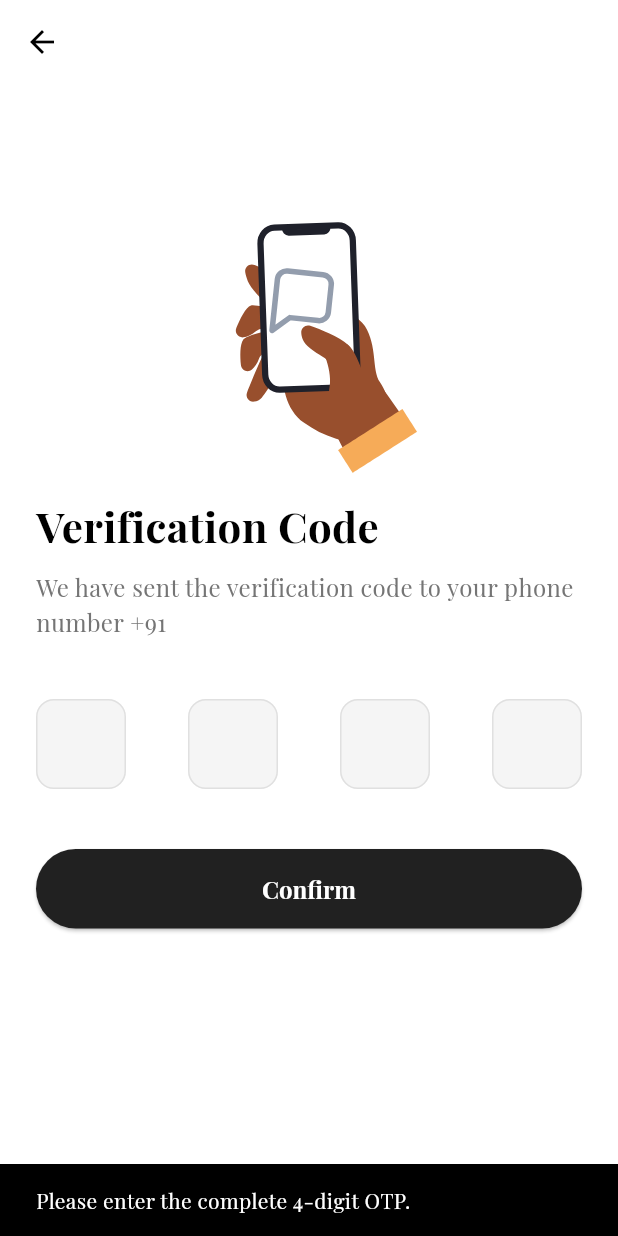
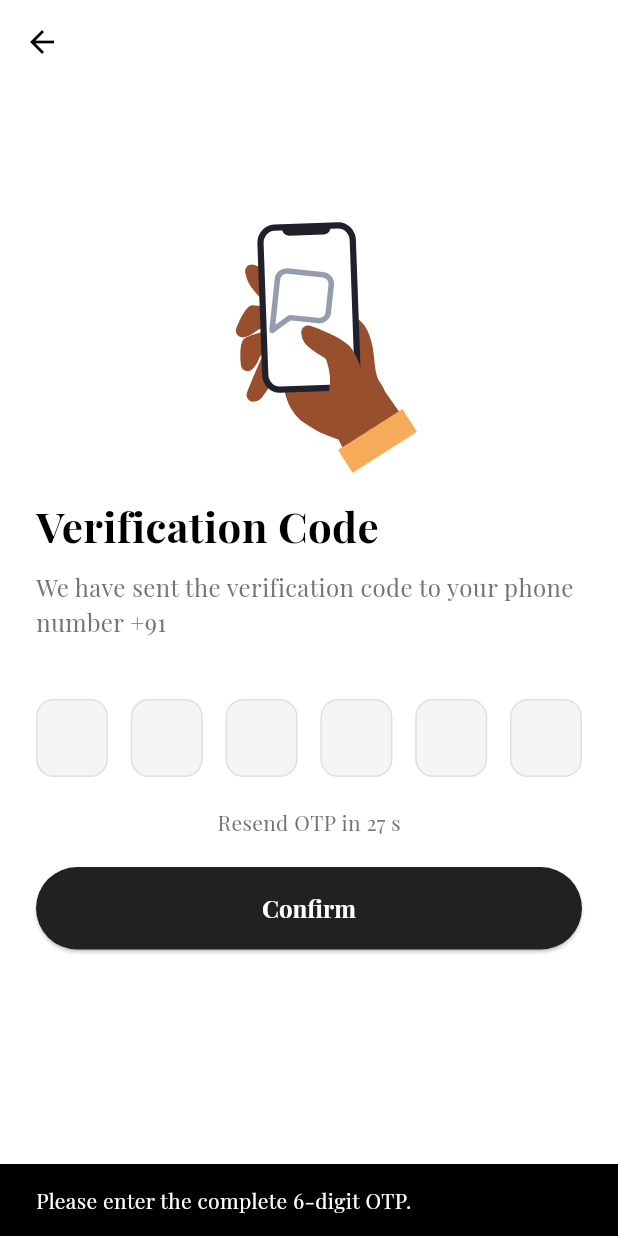
Before and after one commit to PixelOnn/Bitez, a Flutter app: the OtpScreen screen opened directly with empty values, after a tap on "Confirm", on a phone screen of 412 x 824 dp. Run offline on Flutter 3.47's test engine with Material 3 defaults, Android fonts, the phone set to English and light mode, and no system bars; our stand-ins replace cloud_firestore, device_info_plus, firebase_auth, firebase_core, firebase_messaging, lottie and 1 more; accounts and stored records are empty.

Commit message:
completed the otp sections fully

```diff
--- a/lib/screens/comman auth/view/otp_screen.dart
+++ b/lib/screens/comman auth/view/otp_screen.dart
@@ -1,4 +1,4 @@
-// lib/screens/common_auth/view/otp_screen.dart
+import 'dart:async'; // <-- ADD THIS
 import 'package:flutter/material.dart';
 import 'package:flutter/services.dart';
 import 'package:lottie/lottie.dart';
@@ -7,42 +7,105 @@ import '../controller/auth_controller.dart';
 
 class OtpScreen extends StatefulWidget {
   final String phoneNumber;
-  const OtpScreen({super.key, required this.phoneNumber});
+  final AuthController authController;
+
+  const OtpScreen({
+    super.key,
+    required this.phoneNumber,
+    required this.authController,
+  });
 
   @override
   State<OtpScreen> createState() => _OtpScreenState();
 }
 
 class _OtpScreenState extends State<OtpScreen> {
-  final AuthController _authController = AuthController();
-  final List<TextEditingController> _otpControllers = List.generate(4, (index) => TextEditingController());
-  final List<FocusNode> _focusNodes = List.generate(4, (index) => FocusNode());
+  // Generate 6 controllers and focus nodes for a 6-digit OTP
+  final List<TextEditingController> _otpControllers =
+  List.generate(6, (index) => TextEditingController());
+  final List<FocusNode> _focusNodes =
+  List.generate(6, (index) => FocusNode());
+
+  // --- NEW STATE VARIABLES ---
+  bool _isLoading = false;
+  bool _isTimerRunning = true;
+  int _timerSeconds = 30;
+  Timer? _timer;
+  // -------------------------
 
   @override
   void initState() {
     super.initState();
-    for (int i = 0; i < 4; i++) {
+    _startTimer(); // Start the countdown on screen load
+
+    for (int i = 0; i < 6; i++) {
       _otpControllers[i].addListener(() {
-        if (_otpControllers[i].text.length == 1 && i < 3) {
+        if (_otpControllers[i].text.length == 1 && i < 5) {
           FocusScope.of(context).requestFocus(_focusNodes[i + 1]);
         }
       });
     }
   }
 
-  void _verifyOtp() {
+  // --- NEW METHODS ---
+  void _startTimer() {
+    setState(() {
+      _isTimerRunning = true;
+      _timerSeconds = 30;
+    });
+    _timer = Timer.periodic(const Duration(seconds: 1), (timer) {
+      if (_timerSeconds > 0) {
+        setState(() {
+          _timerSeconds--;
+        });
+      } else {
+        _timer?.cancel();
+        setState(() {
+          _isTimerRunning = false;
+        });
+      }
+    });
+  }
+
+  void _resendOtp() {
+    // Show a quick feedback message
+    ScaffoldMessenger.of(context).showSnackBar(
+      const SnackBar(content: Text("Resending OTP...")),
+    );
+    // Call the original sendOtp function again
+    widget.authController.sendOtp(context, widget.phoneNumber);
+    // Restart the timer
+    _startTimer();
+  }
+  // --------------------
+
+  // --- UPDATED METHOD ---
+  Future<void> _verifyOtp() async {
     final otp = _otpControllers.map((controller) => controller.text).join();
-    if (otp.length == 4) {
-      _authController.verifyOtp(context, otp, widget.phoneNumber);
+    if (otp.length == 6) {
+      setState(() {
+        _isLoading = true; // Start loading
+      });
+      try {
+        await widget.authController.verifyOtp(context, otp, widget.phoneNumber);
+      } finally {
+        if (mounted) {
+          setState(() {
+            _isLoading = false; // Stop loading
+          });
+        }
+      }
     } else {
       ScaffoldMessenger.of(context).showSnackBar(
-        const SnackBar(content: Text("Please enter the complete 4-digit OTP.")),
+        const SnackBar(content: Text("Please enter the complete 6-digit OTP.")),
       );
     }
   }
+  // --------------------
 
   @override
   void dispose() {
+    _timer?.cancel(); // Important: cancel timer to prevent memory leaks
     for (var node in _focusNodes) {
       node.dispose();
     }
@@ -86,19 +149,21 @@ class _OtpScreenState extends State<OtpScreen> {
                 const SizedBox(height: 40),
                 Row(
                   mainAxisAlignment: MainAxisAlignment.spaceBetween,
-                  children: List.generate(4, (index) {
+                  children: List.generate(6, (index) {
                     return SizedBox(
-                      width: 60,
-                      height: 60,
+                      width: 48,
+                      height: 52,
                       child: TextFormField(
                         controller: _otpControllers[index],
                         focusNode: _focusNodes[index],
                         textAlign: TextAlign.center,
                         keyboardType: TextInputType.number,
                         inputFormatters: [LengthLimitingTextInputFormatter(1)],
-                        style: const TextStyle(fontSize: 24, fontWeight: FontWeight.bold),
+                        style: const TextStyle(
+                            fontSize: 22, fontWeight: FontWeight.bold),
                         decoration: InputDecoration(
-                          contentPadding: const EdgeInsets.all(16),
+                          contentPadding:
+                          const EdgeInsets.symmetric(vertical: 12),
                           border: OutlineInputBorder(
                             borderRadius: BorderRadius.circular(12),
                             borderSide: BorderSide(color: Colors.grey.shade300),
@@ -112,12 +177,34 @@ class _OtpScreenState extends State<OtpScreen> {
                     );
                   }),
                 ),
-                const SizedBox(height: 40),
+                const SizedBox(height: 20),
+                // --- NEW WIDGET FOR TIMER/RESEND ---
+                Align(
+                  alignment: Alignment.center,
+                  child: _isTimerRunning
+                      ? Text(
+                    "Resend OTP in $_timerSeconds s",
+                    style: TextStyle(color: Colors.grey[600]),
+                  )
+                      : TextButton(
+                    onPressed: _resendOtp,
+                    child: const Text("Resend OTP"),
+                  ),
+                ),
+                // -------------------------------------
+                const SizedBox(height: 20),
                 SizedBox(
                   width: double.infinity,
+                  height: 55, // Give button a fixed height
                   child: ElevatedButton(
-                    onPressed: _verifyOtp,
-                    child: const Text("Confirm"),
+                    // --- UPDATED WIDGET FOR LOADING ---
+                    onPressed: _isLoading ? null : _verifyOtp,
+                    child: _isLoading
+                        ? const CircularProgressIndicator(
+                      color: Colors.white,
+                    )
+                        : const Text("Confirm"),
+                    // ------------------------------------
                   ),
                 ),
               ],
--- a/lib/screens/users/model/user_model.dart
+++ b/lib/screens/users/model/user_model.dart
@@ -1,23 +1,27 @@
-// lib/screens/users/model/user_model.dart
 import 'package:cloud_firestore/cloud_firestore.dart';
 
 class UserModel {
   final String uid;
   final String phoneNumber;
   final Timestamp createdAt;
+  final String? fcmToken; // <-- ADD THIS
+  final Map<String, dynamic>? deviceInfo; // <-- ADD THIS
 
   UserModel({
     required this.uid,
     required this.phoneNumber,
     required this.createdAt,
+    this.fcmToken, // <-- ADD THIS
+    this.deviceInfo, // <-- ADD THIS
   });
 
-  // Function to convert a UserModel instance to a map
   Map<String, dynamic> toMap() {
     return {
       'uid': uid,
       'phoneNumber': phoneNumber,
       'createdAt': createdAt,
+      'fcmToken': fcmToken, // <-- ADD THIS
+      'deviceInfo': deviceInfo, // <-- ADD THIS
     };
   }
 }
```
Also changed, not shown: lib/screens/comman auth/controller/auth_controller.dart (+41 -19 lines), lib/screens/comman auth/view/login_screen.dart (+9 -4 lines), lib/screens/comman auth/view/splash_screen.dart (+1 -10 lines), pubspec.yaml (+2 -12 lines), lib/screens/users/controller/profile_model.dart (added), pubspec.lock, 1 other file.
